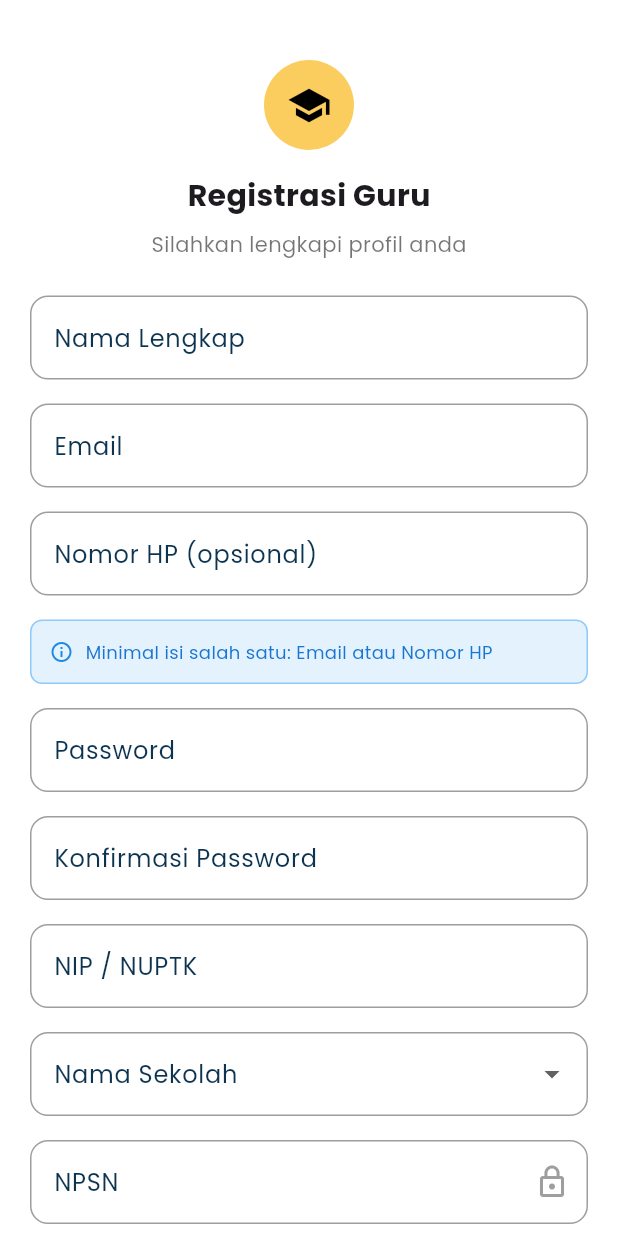
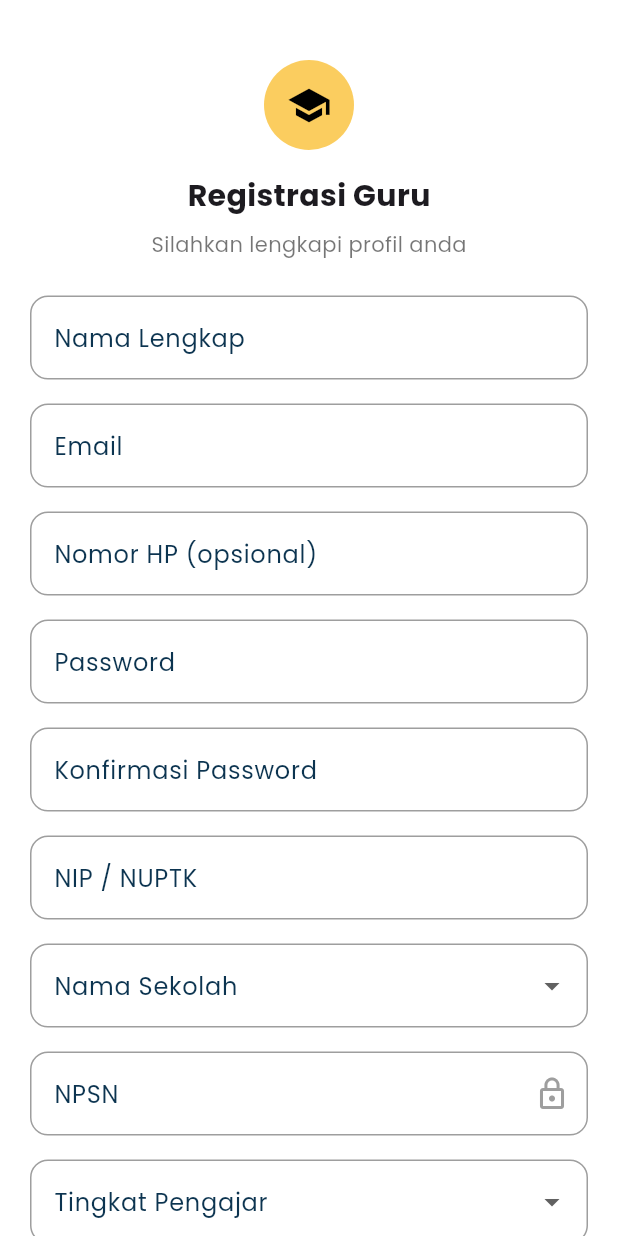
Before and after one commit to KingPublic/LokaIlmu_FE_Guru, a Flutter app: the RegisterScreen screen opened by its route, on a phone screen of 412 x 824 dp. Run offline on Flutter 3.47's test engine with Material 3 defaults, Android fonts, the phone set to English and light mode, and no system bars; our stand-ins replace dio, equatable, file_picker, flutter_bloc, flutter_svg, get_it and 7 more; accounts and stored records are empty; project files that could hold a hidden picture were left out.

Commit message:
fix fetch regist

```diff
--- a/lokalilmu_guru/lib/register.dart
+++ b/lokalilmu_guru/lib/register.dart
@@ -1,6 +1,6 @@
 import 'dart:convert';
 import 'dart:io';
-import 'model/school_model.dart';
+
 import 'package:file_picker/file_picker.dart';
 import 'package:flutter/material.dart';
 import 'package:flutter_bloc/flutter_bloc.dart';
@@ -8,6 +8,8 @@
 import 'package:image_picker/image_picker.dart';
 import 'package:lokalilmu_guru/blocs/auth_bloc.dart';
 import 'package:path/path.dart' as p;
+
+import 'model/school_model.dart';
 
 
 class RegisterScreen extends StatefulWidget {
@@ -368,34 +370,6 @@
                       ),
                     ),
 
-
-                    // Hanya tampil jika kedua field kosong
-                    if (_showInfoBox)
-                      Container(
-                        margin: const EdgeInsets.only(bottom: 16.0),
-                        padding: const EdgeInsets.all(12.0),
-                        decoration: BoxDecoration(
-                          color: Colors.blue.shade50,
-                          borderRadius: BorderRadius.circular(8),
-                          border: Border.all(color: Colors.blue.shade200),
-                        ),
-                        child: Row(
-                          children: [
-                            Icon(Icons.info_outline, color: Colors.blue.shade600, size: 16),
-                            const SizedBox(width: 8),
-                            Expanded(
-                              child: Text(
-                                "Minimal isi salah satu: Email atau Nomor HP",
-                                style: TextStyle(
-                                  fontSize: 12,
-                                  color: Colors.blue.shade700,
-                                ),
-                              ),
-                            ),
-                          ],
-                        ),
-                      ),
-
                     _buildTextField("Password", key: const Key("passwordField"), controller: _passwordController, obscure: true),
                     _buildTextField("Konfirmasi Password", key: const Key("confirmPasswordField"), controller: _confirmPasswordController, obscure: true),
                     _buildTextField("NIP / NUPTK", key: const Key("NIPNUPTKField"), controller: _nipController),
@@ -524,7 +498,7 @@
                           ? null
                           : () {
                               setState(() => _isSubmitting = true);
-                               debugPrint('\n=================== DATA FORM USER ===================');
+                                debugPrint('\n=================== DATA FORM USER ===================');
                                 debugPrint('Nama Lengkap: ${_namaController.text}');
                                 debugPrint('Email: ${_emailController.text.isEmpty ? "Tidak diisi" : _emailController.text}');
                                 debugPrint('Nomor HP: ${_noHpController.text.isEmpty ? "Tidak diisi" : "+62${_noHpController.text}"}');
```
Also changed, not shown: lokalilmu_guru/lib/repositories/auth_repository.dart (+83 -1 lines).
